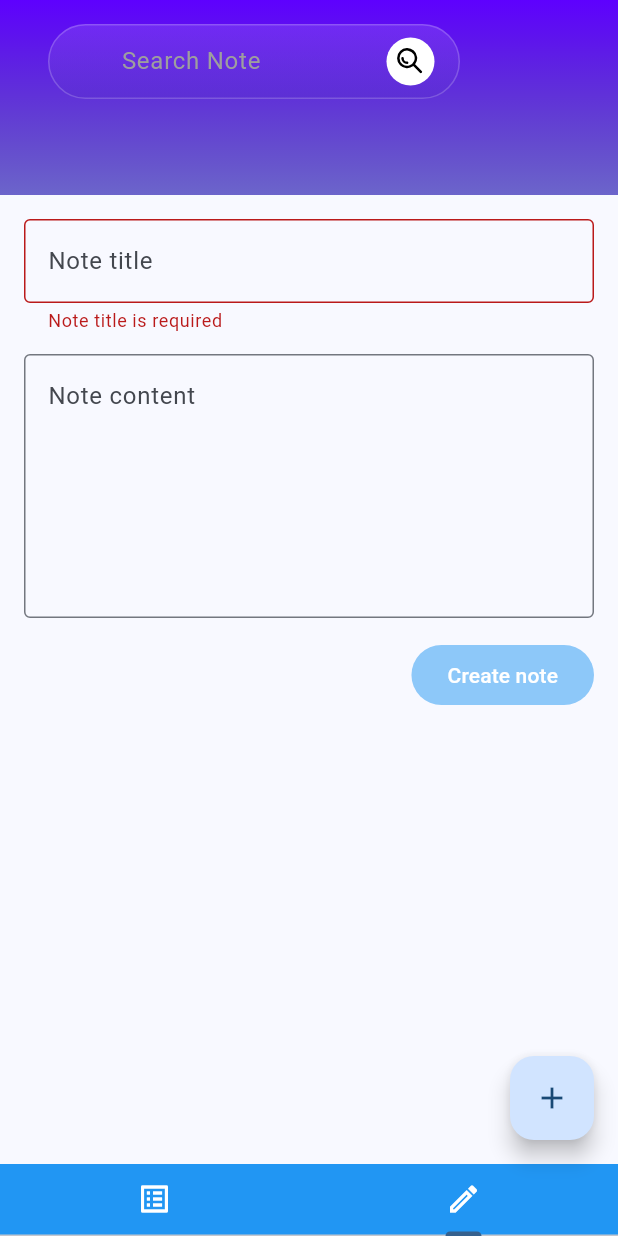
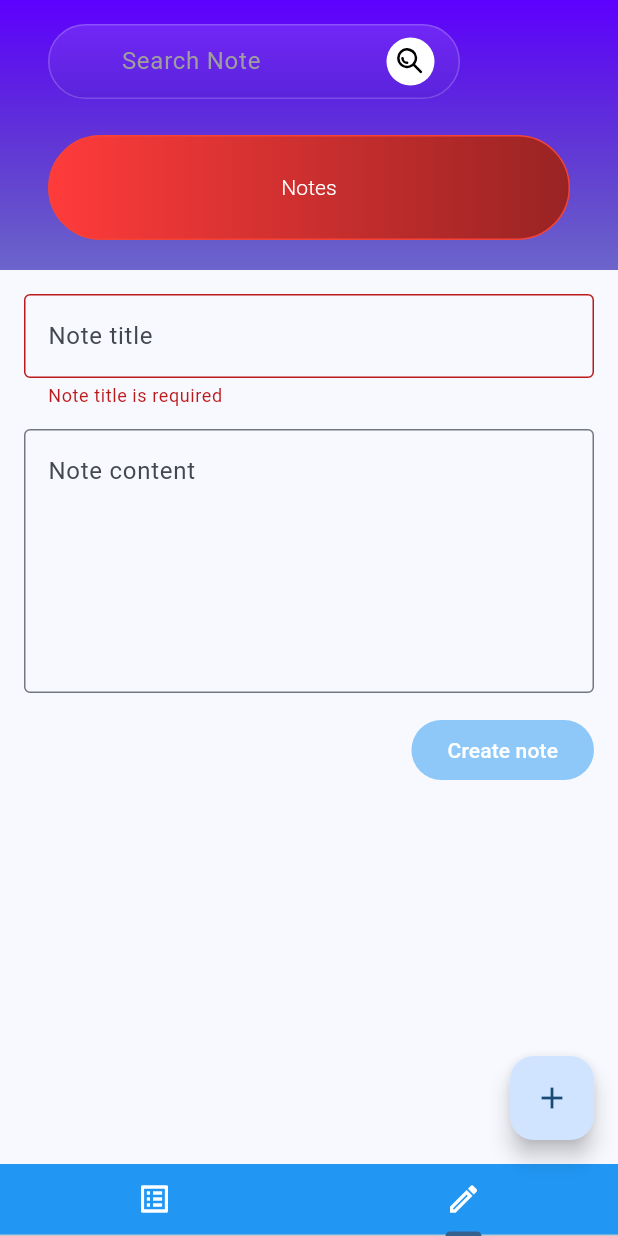
Before and after one commit to Quikler/quik-note, a Flutter app: the screen it shows after launch, tab 2 chosen, on a phone screen of 412 x 824 dp. Run offline on Flutter 3.47's test engine with Material 3 defaults, Android fonts, the phone set to English and light mode, and no system bars; our stand-ins replace flutter_svg, sqflite, sqflite_common_ffi; accounts and stored records are empty.

Commit message:
feat: Add Notes red button accordingly to design

```diff
--- a/lib/main.dart
+++ b/lib/main.dart
@@ -88,7 +88,7 @@ class _MyHomePageState extends State<MyHomePage>
       ),
       appBar: AppBar(
         flexibleSpace: AppBarWidget(),
-        toolbarHeight: 130,
+        toolbarHeight: 180,
         backgroundColor: Theme.of(context).colorScheme.inversePrimary,
       ),
       body: Container(
--- a/lib/widgets/app_bar.dart
+++ b/lib/widgets/app_bar.dart
@@ -1,5 +1,6 @@
 import 'package:flutter/material.dart';
 import 'package:flutter_svg/svg.dart';
+import 'package:quik_note/widgets/note_button.dart';
 
 import '../svgs/common.dart';
 
@@ -18,6 +19,7 @@ class AppBarWidget extends StatelessWidget {
       ),
       padding: EdgeInsets.symmetric(vertical: 16, horizontal: 32),
       child: Column(
+        spacing: 24,
         crossAxisAlignment: CrossAxisAlignment.start,
         children: [
           Container(
@@ -41,7 +43,6 @@ class AppBarWidget extends StatelessWidget {
                       border: InputBorder.none,
                       hintText: "Search Note",
                       hintStyle: TextStyle(color: Colors.grey),
-                      fillColor: Colors.red,
                     ),
                   ),
                 ),
@@ -60,9 +61,13 @@ class AppBarWidget extends StatelessWidget {
               ],
             ),
           ),
+          Row(
+            mainAxisAlignment: MainAxisAlignment.spaceBetween,
+            spacing: 40,
+            children: [Expanded(child: NoteButton())],
+          ),
         ],
       ),
-      //title: Text(widget.title),
     );
   }
 }
--- /dev/null
+++ b/lib/widgets/note_button.dart
@@ -0,0 +1,35 @@
+import 'package:flutter/material.dart';
+
+class NoteButton extends StatefulWidget {
+  const NoteButton({super.key});
+
+  @override
+  State<StatefulWidget> createState() => _NoteButtonState();
+}
+
+class _NoteButtonState extends State<NoteButton> {
+  @override
+  Widget build(BuildContext context) {
+    return Container(
+      decoration: BoxDecoration(
+        border: BoxBorder.all(color: Colors.red),
+        borderRadius: BorderRadius.all(Radius.circular(324)),
+        gradient: LinearGradient(
+          colors: [Color(0xFFFF3B3B), Color(0xFF992323)],
+        ),
+      ),
+      child: ElevatedButton(
+        onPressed: () {},
+        style: ElevatedButton.styleFrom(
+          backgroundColor: Colors.transparent,
+          shadowColor: Colors.transparent,
+          padding: EdgeInsets.symmetric(vertical: 24, horizontal: 12),
+        ),
+        child: const Text(
+          "Notes",
+          style: TextStyle(color: Colors.white, fontWeight: FontWeight.w300),
+        ),
+      ),
+    );
+  }
+}
```
